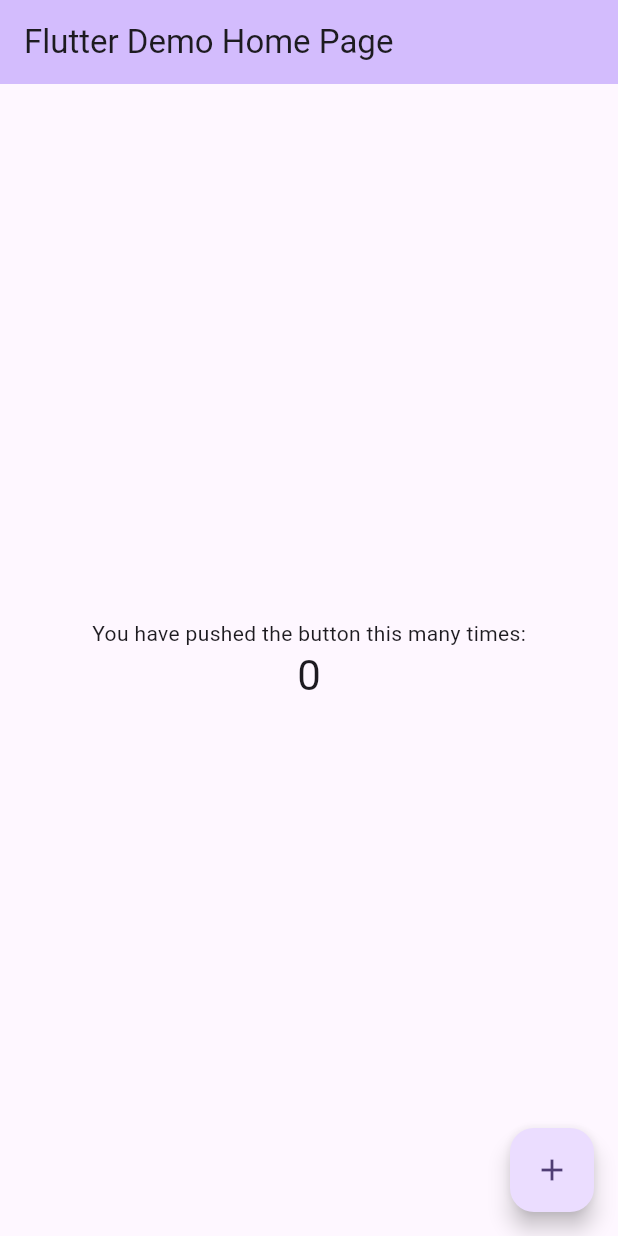
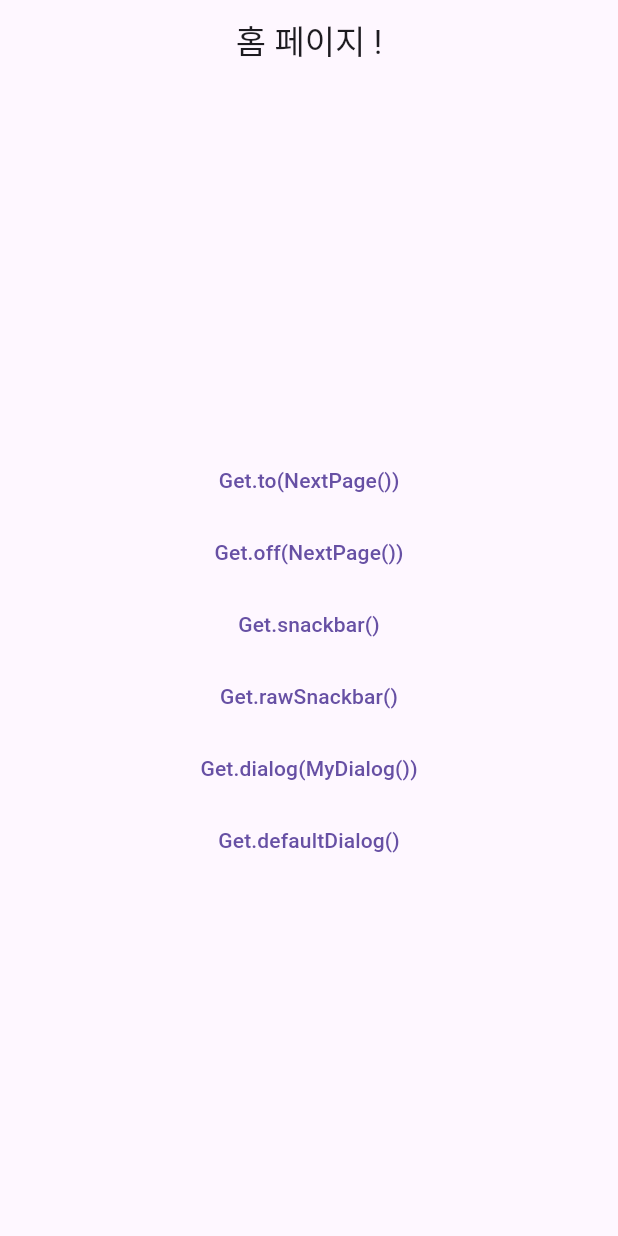
Before and after one commit to hwangInseob/getx_study, a Flutter app: the screen it shows after launch, on a phone screen of 412 x 824 dp. Run offline on Flutter 3.47's test engine with Material 3 defaults, Android fonts, the phone set to English and light mode, and no system bars; our stand-ins replace get.

Commit message:
ROute Management

```diff
--- a/lib/main.dart
+++ b/lib/main.dart
@@ -1,125 +1,199 @@
 import 'package:flutter/material.dart';
+import 'package:get/get.dart';
 
-void main() {
-  runApp(const MyApp());
-}
+void main() => runApp(MyApp());
 
 class MyApp extends StatelessWidget {
   const MyApp({super.key});
 
-  // This widget is the root of your application.
   @override
   Widget build(BuildContext context) {
-    return MaterialApp(
-      title: 'Flutter Demo',
+    return GetMaterialApp(
       theme: ThemeData(
-        // This is the theme of your application.
-        //
-        // TRY THIS: Try running your application with "flutter run". You'll see
-        // the application has a purple toolbar. Then, without quitting the app,
-        // try changing the seedColor in the colorScheme below to Colors.green
-        // and then invoke "hot reload" (save your changes or press the "hot
-        // reload" button in a Flutter-supported IDE, or press "r" if you used
-        // the command line to start the app).
-        //
-        // Notice that the counter didn't reset back to zero; the application
-        // state is not lost during the reload. To reset the state, use hot
-        // restart instead.
-        //
-        // This works for code too, not just values: Most code changes can be
-        // tested with just a hot reload.
-        colorScheme: ColorScheme.fromSeed(seedColor: Colors.deepPurple),
-        useMaterial3: true,
+        textTheme: TextTheme(
+          bodyMedium: TextStyle(fontSize: 32.0),
+        ),
       ),
-      home: const MyHomePage(title: 'Flutter Demo Home Page'),
+      routingCallback: (value) {
+        debugPrint(value.toString());
+      },
+      home: Home(),
+      getPages: [GetPage(name: '/params/:pathValue', page: () => ParamsPage())],
     );
   }
 }
 
-class MyHomePage extends StatefulWidget {
-  const MyHomePage({super.key, required this.title});
-
-  // This widget is the home page of your application. It is stateful, meaning
-  // that it has a State object (defined below) that contains fields that affect
-  // how it looks.
-
-  // This class is the configuration for the state. It holds the values (in this
-  // case the title) provided by the parent (in this case the App widget) and
-  // used by the build method of the State. Fields in a Widget subclass are
-  // always marked "final".
-
-  final String title;
-
-  @override
-  State<MyHomePage> createState() => _MyHomePageState();
-}
-
-class _MyHomePageState extends State<MyHomePage> {
-  int _counter = 0;
-
-  void _incrementCounter() {
-    setState(() {
-      // This call to setState tells the Flutter framework that something has
-      // changed in this State, which causes it to rerun the build method below
-      // so that the display can reflect the updated values. If we changed
-      // _counter without calling setState(), then the build method would not be
-      // called again, and so nothing would appear to happen.
-      _counter++;
-    });
-  }
+class Home extends StatelessWidget {
+  const Home({super.key});
 
   @override
   Widget build(BuildContext context) {
-    // This method is rerun every time setState is called, for instance as done
-    // by the _incrementCounter method above.
-    //
-    // The Flutter framework has been optimized to make rerunning build methods
-    // fast, so that you can just rebuild anything that needs updating rather
-    // than having to individually change instances of widgets.
+    Get.put(Controller());
     return Scaffold(
       appBar: AppBar(
-        // TRY THIS: Try changing the color here to a specific color (to
-        // Colors.amber, perhaps?) and trigger a hot reload to see the AppBar
-        // change color while the other colors stay the same.
-        backgroundColor: Theme.of(context).colorScheme.inversePrimary,
-        // Here we take the value from the MyHomePage object that was created by
-        // the App.build method, and use it to set our appbar title.
-        title: Text(widget.title),
+        centerTitle: true,
+        title: Text("홈 페이지 !"),
       ),
       body: Center(
-        // Center is a layout widget. It takes a single child and positions it
-        // in the middle of the parent.
         child: Column(
-          // Column is also a layout widget. It takes a list of children and
-          // arranges them vertically. By default, it sizes itself to fit its
-          // children horizontally, and tries to be as tall as its parent.
-          //
-          // Column has various properties to control how it sizes itself and
-          // how it positions its children. Here we use mainAxisAlignment to
-          // center the children vertically; the main axis here is the vertical
-          // axis because Columns are vertical (the cross axis would be
-          // horizontal).
-          //
-          // TRY THIS: Invoke "debug painting" (choose the "Toggle Debug Paint"
-          // action in the IDE, or press "p" in the console), to see the
-          // wireframe for each widget.
           mainAxisAlignment: MainAxisAlignment.center,
-          children: <Widget>[
-            const Text(
-              'You have pushed the button this many times:',
+          children: [
+            TextButton(
+              onPressed: () {
+                Get.to(() => NextPage());
+              },
+              child: Text("Get.to(NextPage())"),
             ),
-            Text(
-              '$_counter',
-              style: Theme.of(context).textTheme.headlineMedium,
+            TextButton(
+              onPressed: () {
+                Get.off(() => NextPage());
+              },
+              child: Text("Get.off(NextPage())"),
+            ),
+            TextButton(
+              onPressed: () {
+                Get.snackbar("this is SnackBar Title", "this is Message");
+              },
+              child: Text("Get.snackbar()"),
+            ),
+            TextButton(
+              onPressed: () {
+                Get.rawSnackbar(
+                    title: "this is SnackBar Title",
+                    message: "this is Message");
+              },
+              child: Text("Get.rawSnackbar()"),
+            ),
+            TextButton(
+              onPressed: () {
+                Get.dialog(MyDialog());
+              },
+              child: Text("Get.dialog(MyDialog())"),
+            ),
+            TextButton(
+              onPressed: () {
+                Get.defaultDialog(title: "title");
+              },
+              child: Text("Get.defaultDialog()"),
             ),
           ],
         ),
       ),
-      floatingActionButton: FloatingActionButton(
-        onPressed: _incrementCounter,
-        tooltip: 'Increment',
-        child: const Icon(Icons.add),
-      ), // This trailing comma makes auto-formatting nicer for build methods.
     );
   }
 }
+
+class NextPage extends StatelessWidget {
+  const NextPage({super.key});
+
+  @override
+  Widget build(BuildContext context) {
+    return Scaffold(
+      body: Center(
+        child: Column(
+          children: [
+            Text("This is NextPage()"),
+            Obx(
+              () {
+                if (Get.find<Controller>().routeReturnValue.value.isNotEmpty) {
+                  return Text(
+                      Get.find<Controller>().routeReturnValue.value["key"]);
+                } else {
+                  return Text("go to.ThirdPage and back!");
+                }
+              },
+            ),
+            ElevatedButton(
+              onPressed: () async {
+                Get.find<Controller>().routeReturnValue.value =
+                    await Get.to(ThirdPage(), arguments: "arg1");
+                debugPrint(
+                    Get.find<Controller>().routeReturnValue.value.toString());
+              },
+              child: Text("Get.to(ThirdPage(), arguments: \"arg1\")"),
+            ),
+            ElevatedButton(
+              onPressed: () {
+                Get.off(ThirdPage());
+              },
+              child: Text("Get.off(ThirdPage())"),
+            ),
+            ElevatedButton(
+              onPressed: () {
+                Get.offAll(ThirdPage());
+              },
+              child: Text("Get.offAll(ThirdPage())"),
+            ),
+            ElevatedButton(
+              onPressed: () {
+                Get.toNamed("/params/test", parameters: {"param": "123"});
+              },
+              child: Text("Get.toNamed(\"/path/test\")"),
+            ),
+          ],
+        ),
+      ),
+    );
+  }
+}
+
+class ThirdPage extends StatelessWidget {
+  const ThirdPage({super.key});
+
+  @override
+  Widget build(BuildContext context) {
+    return Scaffold(
+      body: Column(
+        children: [
+          Text("This is ThirdPage"),
+          if (Get.arguments != null) Text(Get.arguments),
+          ElevatedButton(
+            onPressed: () {
+              Get.back<Map<String, dynamic>>(result: {"key": "Good"});
+            },
+            child: Text("Get.back(result)"),
+          ),
+        ],
+      ),
+    );
+  }
+}
+
+class ParamsPage extends StatelessWidget {
+  const ParamsPage({super.key});
+
+  @override
+  Widget build(BuildContext context) {
+    return Scaffold(
+      body: Center(
+        child: Column(
+          mainAxisAlignment: MainAxisAlignment.center,
+          crossAxisAlignment: CrossAxisAlignment.center,
+          children: [
+            Text(Get.parameters["pathValue"]!),
+            if (Get.parameters["param"] != null) Text(Get.parameters["param"]!),
+          ],
+        ),
+      ),
+    );
+  }
+}
+
+class MyDialog extends StatelessWidget {
+  const MyDialog({super.key});
+
+  @override
+  Widget build(BuildContext context) {
+    return Center(
+      child: Container(
+        height: 50,
+        width: 50,
+        color: Colors.black,
+      ),
+    );
+  }
+}
+
+class Controller extends GetxController {
+  final routeReturnValue = {}.obs;
+}
```
